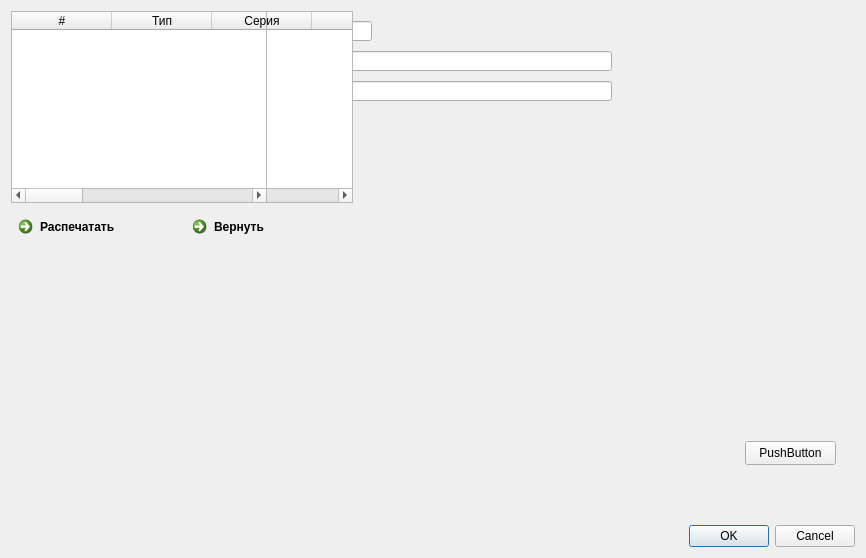
brat002/ExpertBilling, file mdi/forms/dealer_edit.ui: the form before one commit.
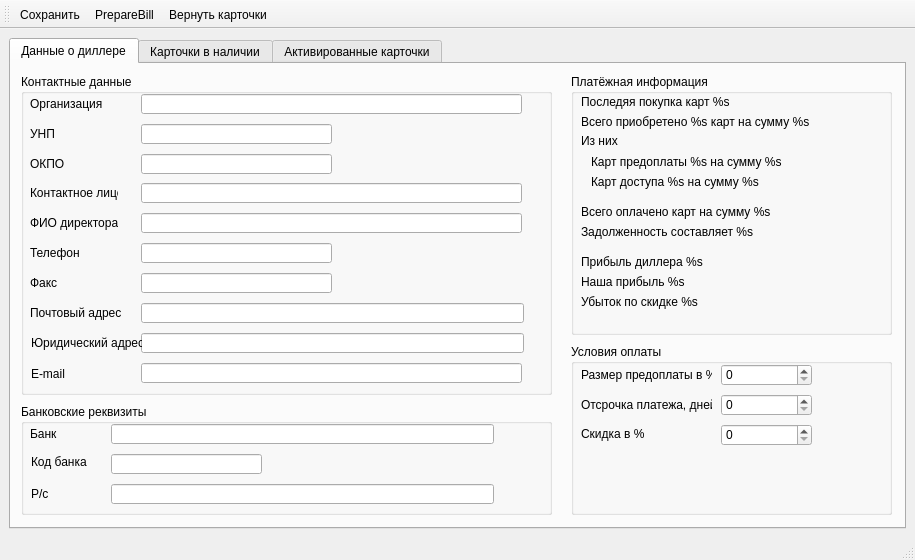
The form after the commit. Icons and pictures are not drawn. Custom widgets are drawn as their Qt base class.

The edit to the form file:
```diff
--- a/mdi/forms/dealer_edit.ui
+++ b/mdi/forms/dealer_edit.ui
@@ -1,128 +1,632 @@
 <ui version="4.0" >
- <class>Dialog</class>
- <widget class="QDialog" name="Dialog" >
+ <class>MainWindow</class>
+ <widget class="QMainWindow" name="MainWindow" >
   <property name="geometry" >
    <rect>
     <x>0</x>
     <y>0</y>
-    <width>866</width>
-    <height>558</height>
+    <width>915</width>
+    <height>560</height>
    </rect>
   </property>
+  <property name="minimumSize" >
+   <size>
+    <width>915</width>
+    <height>560</height>
+   </size>
+  </property>
   <property name="windowTitle" >
    <string>Dialog</string>
   </property>
+  <widget class="QWidget" name="centralwidget" >
   <layout class="QGridLayout" name="gridLayout" >
-   <item row="1" column="0" >
-    <widget class="QDialogButtonBox" name="buttonBox" >
-     <property name="orientation" >
-      <enum>Qt::Horizontal</enum>
-     </property>
-     <property name="standardButtons" >
-      <set>QDialogButtonBox::Cancel|QDialogButtonBox::Ok</set>
-     </property>
-    </widget>
-   </item>
    <item row="0" column="0" >
-    <widget class="MultiPageWidget" name="multipagewidget" >
-     <widget class="QWidget" name="page" >
-      <property name="windowTitle" >
-       <string>Контактная информация</string>
+     <widget class="QTabWidget" name="tabWidget" >
+      <property name="currentIndex" >
+       <number>0</number>
       </property>
-      <widget class="QLineEdit" name="lineEdit" >
-       <property name="geometry" >
-        <rect>
-         <x>140</x>
-         <y>10</y>
-         <width>221</width>
-         <height>20</height>
-        </rect>
-       </property>
-      </widget>
-      <widget class="QLabel" name="label" >
+      <widget class="QWidget" name="tab" >
+       <attribute name="title" >
+        <string>Данные о диллере</string>
+       </attribute>
+       <widget class="QGroupBox" name="groupBox_contact" >
        <property name="geometry" >
         <rect>
          <x>10</x>
          <y>10</y>
+          <width>531</width>
+          <height>321</height>
+         </rect>
+        </property>
+        <property name="title" >
+         <string>Контактные данные</string>
+        </property>
+        <widget class="QLineEdit" name="lineEdit_postaddress" >
+         <property name="geometry" >
+          <rect>
+           <x>120</x>
+           <y>229</y>
+           <width>383</width>
+           <height>20</height>
+          </rect>
+         </property>
+        </widget>
+        <widget class="QLabel" name="label_organization" >
+         <property name="geometry" >
+          <rect>
+           <x>9</x>
+           <y>20</y>
+           <width>88</width>
+           <height>20</height>
+          </rect>
+         </property>
+         <property name="text" >
+          <string>Организация</string>
+         </property>
+        </widget>
+        <widget class="QLineEdit" name="lineEdit_fax" >
+         <property name="geometry" >
+          <rect>
+           <x>120</x>
+           <y>199</y>
+           <width>191</width>
+           <height>20</height>
+          </rect>
+         </property>
+        </widget>
+        <widget class="QLineEdit" name="lineEdit_phone" >
+         <property name="geometry" >
+          <rect>
+           <x>120</x>
+           <y>169</y>
+           <width>191</width>
+           <height>20</height>
+          </rect>
+         </property>
+        </widget>
+        <widget class="QLineEdit" name="lineEdit_organization" >
+         <property name="geometry" >
+          <rect>
+           <x>120</x>
+           <y>20</y>
+           <width>381</width>
+           <height>20</height>
+          </rect>
+         </property>
+        </widget>
+        <widget class="QLabel" name="label_director" >
+         <property name="geometry" >
+          <rect>
+           <x>9</x>
+           <y>139</y>
+           <width>88</width>
+           <height>20</height>
+          </rect>
+         </property>
+         <property name="text" >
+          <string>ФИО директора</string>
+         </property>
+        </widget>
+        <widget class="QLabel" name="label_postaddress" >
+         <property name="geometry" >
+          <rect>
+           <x>9</x>
+           <y>229</y>
          <width>101</width>
-         <height>16</height>
+           <height>20</height>
+          </rect>
+         </property>
+         <property name="text" >
+          <string>Почтовый адрес</string>
+         </property>
+        </widget>
+        <widget class="QLabel" name="label_contactperson" >
+         <property name="geometry" >
+          <rect>
+           <x>9</x>
+           <y>109</y>
+           <width>88</width>
+           <height>20</height>
         </rect>
        </property>
        <property name="text" >
         <string>Контактное лицо</string>
        </property>
       </widget>
-      <widget class="QLineEdit" name="lineEdit_2" >
+        <widget class="QLineEdit" name="lineEdit_director" >
        <property name="geometry" >
         <rect>
-         <x>140</x>
+           <x>120</x>
+           <y>139</y>
+           <width>381</width>
+           <height>20</height>
+          </rect>
+         </property>
+        </widget>
+        <widget class="QLabel" name="label_phone" >
+         <property name="geometry" >
+          <rect>
+           <x>9</x>
+           <y>169</y>
+           <width>88</width>
+           <height>20</height>
+          </rect>
+         </property>
+         <property name="text" >
+          <string>Телефон</string>
+         </property>
+        </widget>
+        <widget class="QLineEdit" name="lineEdit_contactperson" >
+         <property name="geometry" >
+          <rect>
+           <x>120</x>
+           <y>109</y>
+           <width>381</width>
+           <height>20</height>
+          </rect>
+         </property>
+        </widget>
+        <widget class="QLabel" name="label_fax" >
+         <property name="geometry" >
+          <rect>
+           <x>9</x>
+           <y>199</y>
+           <width>88</width>
+           <height>20</height>
+          </rect>
+         </property>
+         <property name="text" >
+          <string>Факс</string>
+         </property>
+        </widget>
+        <widget class="QLineEdit" name="lineEdit_uraddress" >
+         <property name="geometry" >
+          <rect>
+           <x>120</x>
+           <y>259</y>
+           <width>383</width>
+           <height>20</height>
+          </rect>
+         </property>
+        </widget>
+        <widget class="QLabel" name="label_uraddress" >
+         <property name="geometry" >
+          <rect>
+           <x>10</x>
+           <y>259</y>
+           <width>111</width>
+           <height>20</height>
+          </rect>
+         </property>
+         <property name="text" >
+          <string>Юридический адрес</string>
+         </property>
+        </widget>
+        <widget class="QLineEdit" name="lineEdit_email" >
+         <property name="geometry" >
+          <rect>
+           <x>120</x>
+           <y>289</y>
+           <width>381</width>
+           <height>20</height>
+          </rect>
+         </property>
+        </widget>
+        <widget class="QLabel" name="label_email" >
+         <property name="geometry" >
+          <rect>
+           <x>10</x>
+           <y>290</y>
+           <width>111</width>
+           <height>20</height>
+          </rect>
+         </property>
+         <property name="text" >
+          <string>E-mail</string>
+         </property>
+        </widget>
+        <widget class="QLineEdit" name="lineEdit_okpo" >
+         <property name="geometry" >
+          <rect>
+           <x>120</x>
+           <y>80</y>
+           <width>191</width>
+           <height>20</height>
+          </rect>
+         </property>
+        </widget>
+        <widget class="QLineEdit" name="lineEdit_unp" >
+         <property name="geometry" >
+          <rect>
+           <x>120</x>
+           <y>50</y>
+           <width>191</width>
+           <height>20</height>
+          </rect>
+         </property>
+        </widget>
+        <widget class="QLabel" name="label_unp" >
+         <property name="geometry" >
+          <rect>
+           <x>9</x>
+           <y>50</y>
+           <width>51</width>
+           <height>20</height>
+          </rect>
+         </property>
+         <property name="text" >
+          <string>УНП</string>
+         </property>
+        </widget>
+        <widget class="QLabel" name="label_okpo" >
+         <property name="geometry" >
+          <rect>
+           <x>9</x>
+           <y>80</y>
+           <width>51</width>
+           <height>20</height>
+          </rect>
+         </property>
+         <property name="text" >
+          <string>ОКПО</string>
+         </property>
+        </widget>
+        <zorder>lineEdit_postaddress</zorder>
+        <zorder>label_organization</zorder>
+        <zorder>lineEdit_fax</zorder>
+        <zorder>lineEdit_phone</zorder>
+        <zorder>lineEdit_organization</zorder>
+        <zorder>label_director</zorder>
+        <zorder>label_postaddress</zorder>
+        <zorder>label_contactperson</zorder>
+        <zorder>lineEdit_director</zorder>
+        <zorder>label_phone</zorder>
+        <zorder>lineEdit_contactperson</zorder>
+        <zorder>label_fax</zorder>
+        <zorder>lineEdit_postaddress</zorder>
+        <zorder>label_organization</zorder>
+        <zorder>lineEdit_fax</zorder>
+        <zorder>lineEdit_phone</zorder>
+        <zorder>lineEdit_organization</zorder>
+        <zorder>label_director</zorder>
+        <zorder>label_postaddress</zorder>
+        <zorder>label_contactperson</zorder>
+        <zorder>lineEdit_director</zorder>
+        <zorder>label_phone</zorder>
+        <zorder>lineEdit_contactperson</zorder>
+        <zorder>label_fax</zorder>
+        <zorder>lineEdit_uraddress</zorder>
+        <zorder>label_uraddress</zorder>
+        <zorder>lineEdit_email</zorder>
+        <zorder>label_email</zorder>
+        <zorder>lineEdit_okpo</zorder>
+        <zorder>lineEdit_unp</zorder>
+        <zorder>label_unp</zorder>
+        <zorder>label_okpo</zorder>
+       </widget>
+       <widget class="QGroupBox" name="groupBox_bankdata" >
+        <property name="geometry" >
+         <rect>
+          <x>10</x>
+          <y>340</y>
+          <width>531</width>
+          <height>111</height>
+         </rect>
+        </property>
+        <property name="title" >
+         <string>Банковские реквизиты</string>
+        </property>
+        <widget class="QLabel" name="label_rs" >
+         <property name="geometry" >
+          <rect>
+           <x>10</x>
+           <y>80</y>
+           <width>51</width>
+           <height>20</height>
+          </rect>
+         </property>
+         <property name="text" >
+          <string>Р/с</string>
+         </property>
+        </widget>
+        <widget class="QLabel" name="label_bank" >
+         <property name="geometry" >
+          <rect>
+           <x>9</x>
+           <y>20</y>
+           <width>51</width>
+           <height>20</height>
+          </rect>
+         </property>
+         <property name="text" >
+          <string>Банк</string>
+         </property>
+        </widget>
+        <widget class="QLineEdit" name="lineEdit_rs" >
+         <property name="geometry" >
+          <rect>
+           <x>90</x>
+           <y>80</y>
+           <width>383</width>
+           <height>20</height>
+          </rect>
+         </property>
+        </widget>
+        <widget class="QLineEdit" name="lineEdit_bank" >
+         <property name="geometry" >
+          <rect>
+           <x>90</x>
+           <y>20</y>
+           <width>383</width>
+           <height>20</height>
+          </rect>
+         </property>
+        </widget>
+        <widget class="QLineEdit" name="lineEdit_bankcode" >
+         <property name="geometry" >
+          <rect>
+           <x>90</x>
+           <y>50</y>
+           <width>151</width>
+           <height>20</height>
+          </rect>
+         </property>
+        </widget>
+        <widget class="QLabel" name="label_bankcode" >
+         <property name="geometry" >
+          <rect>
+           <x>10</x>
+           <y>50</y>
+           <width>61</width>
+           <height>16</height>
+          </rect>
+         </property>
+         <property name="text" >
+          <string>Код банка</string>
+         </property>
+        </widget>
+       </widget>
+       <widget class="QGroupBox" name="groupBox_billinfo" >
+        <property name="geometry" >
+         <rect>
+          <x>560</x>
+          <y>10</y>
+          <width>321</width>
+          <height>261</height>
+         </rect>
+        </property>
+        <property name="title" >
+         <string>Платёжная информация</string>
+        </property>
+        <widget class="QLabel" name="label_13" >
+         <property name="geometry" >
+          <rect>
+           <x>10</x>
+           <y>20</y>
+           <width>301</width>
+           <height>16</height>
+          </rect>
+         </property>
+         <property name="text" >
+          <string>Последяя покупка карт %s</string>
+         </property>
+        </widget>
+        <widget class="QLabel" name="label_15" >
+         <property name="geometry" >
+          <rect>
+           <x>10</x>
          <y>40</y>
-         <width>461</width>
-         <height>20</height>
-        </rect>
-       </property>
-      </widget>
-      <widget class="QLabel" name="label_2" >
-       <property name="geometry" >
-        <rect>
-         <x>10</x>
-         <y>50</y>
-         <width>121</width>
+           <width>301</width>
          <height>16</height>
         </rect>
        </property>
        <property name="text" >
-        <string>Организация</string>
-       </property>
-      </widget>
-      <widget class="QLineEdit" name="lineEdit_3" >
-       <property name="geometry" >
-        <rect>
-         <x>140</x>
-         <y>70</y>
-         <width>461</width>
-         <height>20</height>
-        </rect>
-       </property>
-      </widget>
-      <widget class="QLabel" name="label_3" >
+          <string>Всего приобретено %s карт на сумму %s</string>
+         </property>
+        </widget>
+        <widget class="QLabel" name="label_17" >
        <property name="geometry" >
         <rect>
          <x>10</x>
-         <y>80</y>
+           <y>60</y>
          <width>46</width>
          <height>14</height>
         </rect>
        </property>
        <property name="text" >
-        <string>Телефон</string>
-       </property>
-      </widget>
-      <widget class="QPushButton" name="pushButton" >
+          <string>Из них</string>
+         </property>
+        </widget>
+        <widget class="QLabel" name="label_18" >
        <property name="geometry" >
         <rect>
-         <x>734</x>
-         <y>430</y>
+           <x>20</x>
+           <y>80</y>
+           <width>291</width>
+           <height>16</height>
+          </rect>
+         </property>
+         <property name="text" >
+          <string>Карт предоплаты %s на сумму %s</string>
+         </property>
+        </widget>
+        <widget class="QLabel" name="label_20" >
+         <property name="geometry" >
+          <rect>
+           <x>20</x>
+           <y>100</y>
+           <width>291</width>
+           <height>16</height>
+          </rect>
+         </property>
+         <property name="text" >
+          <string>Карт доступа %s на сумму %s</string>
+         </property>
+        </widget>
+        <widget class="QLabel" name="label_22" >
+         <property name="geometry" >
+          <rect>
+           <x>10</x>
+           <y>130</y>
+           <width>301</width>
+           <height>16</height>
+          </rect>
+         </property>
+         <property name="text" >
+          <string>Всего оплачено карт на сумму %s</string>
+         </property>
+        </widget>
+        <widget class="QLabel" name="label_24" >
+         <property name="geometry" >
+          <rect>
+           <x>10</x>
+           <y>150</y>
+           <width>301</width>
+           <height>16</height>
+          </rect>
+         </property>
+         <property name="text" >
+          <string>Задолженность составляет %s</string>
+         </property>
+        </widget>
+        <widget class="QLabel" name="label_26" >
+         <property name="geometry" >
+          <rect>
+           <x>10</x>
+           <y>180</y>
+           <width>301</width>
+           <height>16</height>
+          </rect>
+         </property>
+         <property name="text" >
+          <string>Прибыль диллера %s</string>
+         </property>
+        </widget>
+        <widget class="QLabel" name="label" >
+         <property name="geometry" >
+          <rect>
+           <x>10</x>
+           <y>200</y>
+           <width>301</width>
+           <height>16</height>
+          </rect>
+         </property>
+         <property name="text" >
+          <string>Наша прибыль %s</string>
+         </property>
+        </widget>
+        <widget class="QLabel" name="label_2" >
+         <property name="geometry" >
+          <rect>
+           <x>10</x>
+           <y>220</y>
+           <width>301</width>
+           <height>16</height>
+          </rect>
+         </property>
+         <property name="text" >
+          <string>Убыток по скидке %s</string>
+         </property>
+        </widget>
+       </widget>
+       <widget class="QGroupBox" name="groupBox_billdata" >
+        <property name="geometry" >
+         <rect>
+          <x>560</x>
+          <y>280</y>
+          <width>321</width>
+          <height>171</height>
+         </rect>
+        </property>
+        <property name="title" >
+         <string>Условия оплаты</string>
+        </property>
+        <widget class="QSpinBox" name="spinBox_prepayment" >
+         <property name="geometry" >
+          <rect>
+           <x>150</x>
+           <y>20</y>
          <width>91</width>
-         <height>24</height>
-        </rect>
-       </property>
+           <height>22</height>
+          </rect>
+         </property>
+        </widget>
+        <widget class="QLabel" name="label_prepayment" >
+         <property name="geometry" >
+          <rect>
+           <x>10</x>
+           <y>20</y>
+           <width>131</width>
+           <height>21</height>
+          </rect>
+         </property>
        <property name="text" >
-        <string>PushButton</string>
-       </property>
-       <property name="icon" >
-        <iconset>
-         <normaloff>E:/tango-icon-theme-0.8.1/32x32/actions/document-save.png</normaloff>E:/tango-icon-theme-0.8.1/32x32/actions/document-save.png</iconset>
-       </property>
-      </widget>
-     </widget>
-     <widget class="QWidget" name="page_2" >
-      <property name="windowTitle" >
+          <string>Размер предоплаты в %</string>
+         </property>
+        </widget>
+        <widget class="QLabel" name="label_paydeffer" >
+         <property name="geometry" >
+          <rect>
+           <x>10</x>
+           <y>50</y>
+           <width>131</width>
+           <height>21</height>
+          </rect>
+         </property>
+         <property name="text" >
+          <string>Отсрочка платежа, дней</string>
+         </property>
+        </widget>
+        <widget class="QSpinBox" name="spinBox_paydeffer" >
+         <property name="geometry" >
+          <rect>
+           <x>150</x>
+           <y>50</y>
+           <width>91</width>
+           <height>22</height>
+          </rect>
+         </property>
+        </widget>
+        <widget class="QSpinBox" name="spinBox_discount" >
+         <property name="geometry" >
+          <rect>
+           <x>150</x>
+           <y>80</y>
+           <width>91</width>
+           <height>22</height>
+          </rect>
+         </property>
+        </widget>
+        <widget class="QLabel" name="label_discount" >
+         <property name="geometry" >
+          <rect>
+           <x>10</x>
+           <y>80</y>
+           <width>91</width>
+           <height>20</height>
+          </rect>
+         </property>
+         <property name="text" >
+          <string>Скидка в %</string>
+         </property>
+        </widget>
+       </widget>
+       <zorder>groupBox_contact</zorder>
+       <zorder>groupBox_bankdata</zorder>
+       <zorder>groupBox_billinfo</zorder>
+       <zorder>groupBox_billdata</zorder>
+       <zorder>lineEdit_okpo</zorder>
+       <zorder>lineEdit_unp</zorder>
+       <zorder>label_unp</zorder>
+       <zorder>label_okpo</zorder>
+      </widget>
+      <widget class="QWidget" name="tab_2" >
+       <attribute name="title" >
        <string>Карточки в наличии</string>
-      </property>
+       </attribute>
       <layout class="QGridLayout" name="gridLayout_2" >
-       <item row="0" column="0" colspan="2" >
-        <widget class="QTableWidget" name="tableWidget" >
+        <item row="0" column="0" >
+         <widget class="QTableWidget" name="tableWidget_3" >
          <column>
           <property name="text" >
            <string>#</string>
@@ -165,26 +669,12 @@
          </column>
         </widget>
        </item>
-       <item row="1" column="0" >
-        <widget class="QCommandLinkButton" name="commandLinkButton" >
-         <property name="text" >
-          <string>Распечатать</string>
-         </property>
-        </widget>
-       </item>
-       <item row="1" column="1" >
-        <widget class="QCommandLinkButton" name="commandLinkButton_2" >
-         <property name="text" >
-          <string>Вернуть</string>
-         </property>
-        </widget>
-       </item>
-      </layout>
-     </widget>
-     <widget class="QWidget" name="page_3" >
-      <property name="windowTitle" >
+       </layout>
+      </widget>
+      <widget class="QWidget" name="tab_3" >
+       <attribute name="title" >
        <string>Активированные карточки</string>
-      </property>
+       </attribute>
       <layout class="QGridLayout" name="gridLayout_3" >
        <item row="0" column="0" >
         <widget class="QTableWidget" name="tableWidget_2" >
@@ -235,18 +725,50 @@
     </widget>
    </item>
   </layout>
-  <zorder>buttonBox</zorder>
-  <zorder>multipagewidget</zorder>
- </widget>
- <customwidgets>
-  <customwidget>
-   <class>MultiPageWidget</class>
-   <extends>QWidget</extends>
-   <header>multipagewidget.h</header>
-   <addpagemethod>addPage</addpagemethod>
-   <container>1</container>
-  </customwidget>
- </customwidgets>
+  </widget>
+  <widget class="QStatusBar" name="statusbar" />
+  <widget class="QToolBar" name="toolBar" >
+   <property name="windowTitle" >
+    <string>toolBar</string>
+   </property>
+   <attribute name="toolBarArea" >
+    <enum>TopToolBarArea</enum>
+   </attribute>
+   <attribute name="toolBarBreak" >
+    <bool>false</bool>
+   </attribute>
+   <addaction name="actionSave" />
+   <addaction name="actionPrepareBill" />
+   <addaction name="returnCardsAction" />
+  </widget>
+  <action name="actionSave" >
+   <property name="icon" >
+    <iconset>
+     <normaloff>../images/save.png</normaloff>../images/save.png</iconset>
+   </property>
+   <property name="text" >
+    <string>Сохранить</string>
+   </property>
+  </action>
+  <action name="returnCardsAction" >
+   <property name="icon" >
+    <iconset>
+     <normaloff>../images/return.png</normaloff>../images/return.png</iconset>
+   </property>
+   <property name="text" >
+    <string>Вернуть карточки</string>
+   </property>
+  </action>
+  <action name="actionPrepareBill" >
+   <property name="icon" >
+    <iconset>
+     <normaloff>../images/moneybook.png</normaloff>../images/moneybook.png</iconset>
+   </property>
+   <property name="text" >
+    <string>PrepareBill</string>
+   </property>
+  </action>
+ </widget>
  <resources/>
  <connections>
   <connection>
```
Left out of the diff: 39 changed lines with no effect on the pictures. Lines whose indentation alone changed are shown as unchanged.
